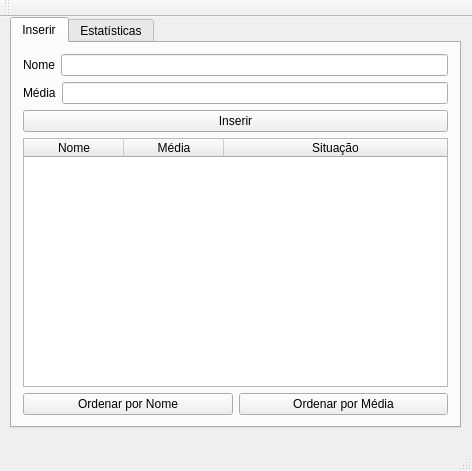
This is mainwindow.ui in lacouth/qt_ifpb_gerencia_alunos as Qt 5 draws it before an edit. The edited form follows.
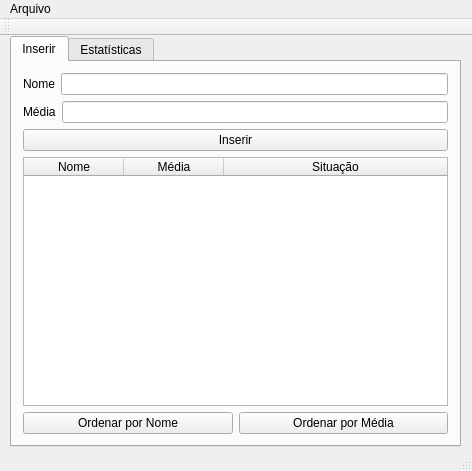
This is the edited form.

Commit message: Permite salvar ou carregar um arquivo texto

What changed in the file:
```diff
--- a/mainwindow.ui
+++ b/mainwindow.ui
@@ -232,6 +232,14 @@
      <height>22</height>
     </rect>
    </property>
+   <widget class="QMenu" name="menuArquivo">
+    <property name="title">
+     <string>Arquivo</string>
+    </property>
+    <addaction name="actionSalvar"/>
+    <addaction name="actionCarregar"/>
+   </widget>
+   <addaction name="menuArquivo"/>
   </widget>
   <widget class="QToolBar" name="mainToolBar">
    <attribute name="toolBarArea">
```
Left out of the diff: 16 changed lines with no effect on the pictures. The commit also changes 9 other files.
